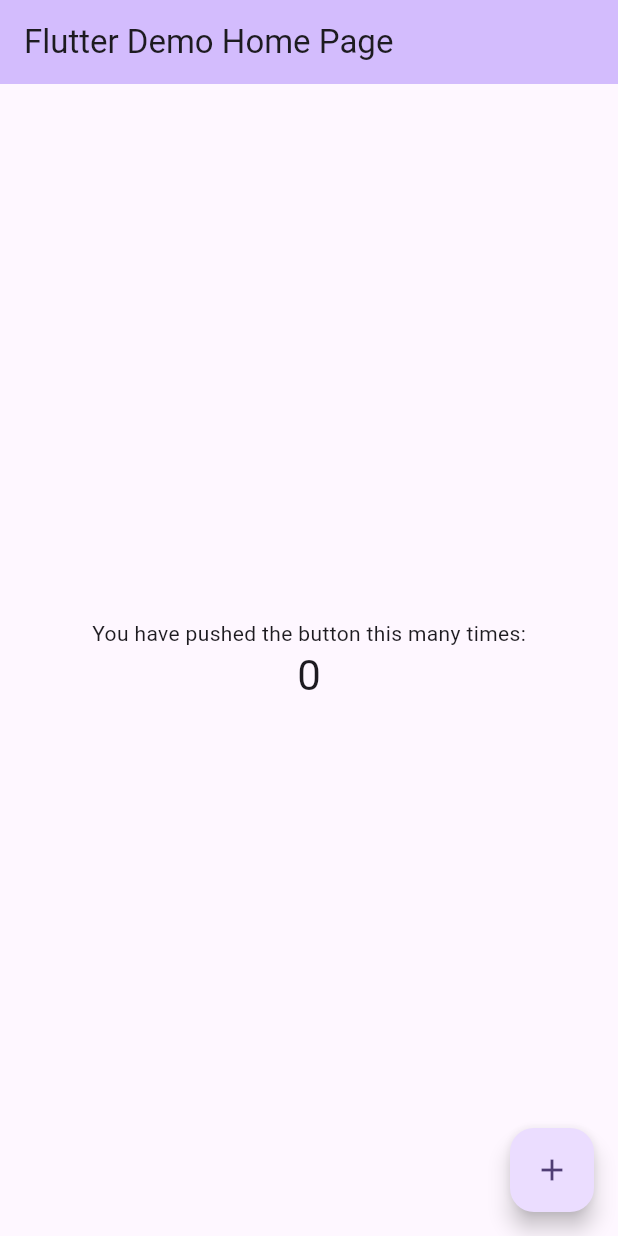
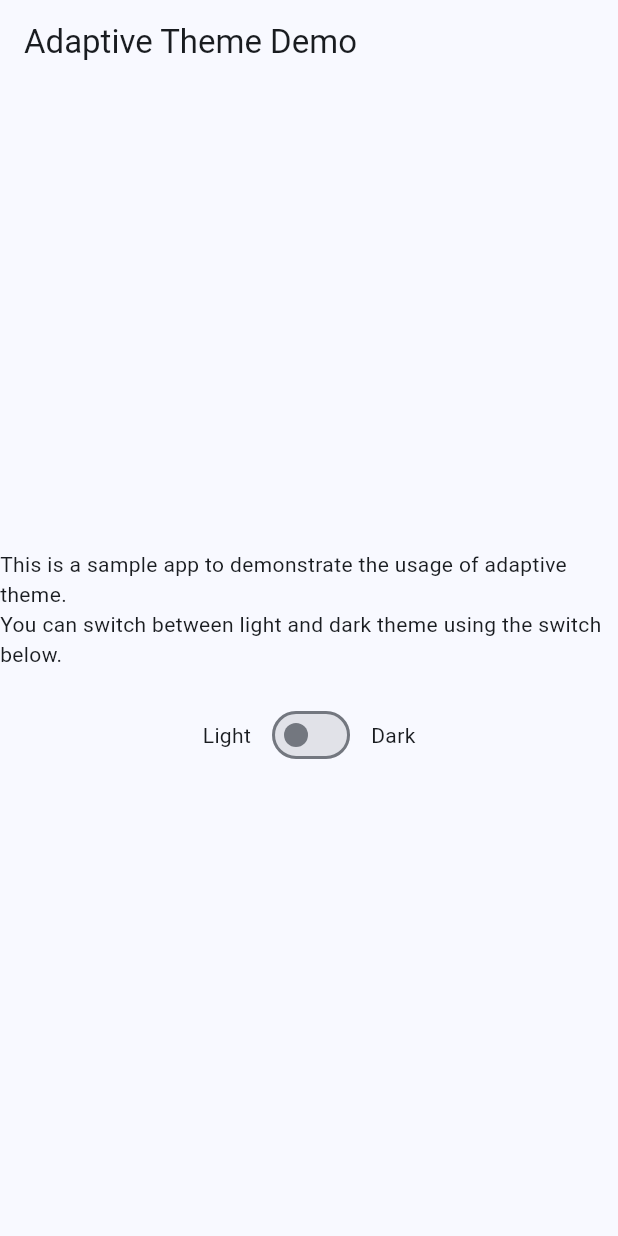
Before and after one commit to MyMirror224/furniture_app, a Flutter app: the screen it shows after launch, on a phone screen of 412 x 824 dp. Run offline on Flutter 3.47's test engine with Material 3 defaults, Android fonts, the light colour scheme and no system bars; our stand-ins replace adaptive_theme, firebase_core; accounts and stored records are empty.

Commit message:
set-fb-gg

```diff
--- a/lib/main.dart
+++ b/lib/main.dart
@@ -1,125 +1,91 @@
+import 'package:adaptive_theme/adaptive_theme.dart';
 import 'package:flutter/material.dart';
 
-void main() {
-  runApp(const MyApp());
+import 'firebase_options.dart';
+import 'package:firebase_core/firebase_core.dart';
+
+void main() async {
+  WidgetsFlutterBinding.ensureInitialized();
+  await Firebase.initializeApp(
+    options: DefaultFirebaseOptions.currentPlatform,
+  );
+
+  final savedThemeMode = await AdaptiveTheme.getThemeMode();
+  runApp(MyApp(savedThemeMode: savedThemeMode));
 }
 
 class MyApp extends StatelessWidget {
-  const MyApp({super.key});
+  final AdaptiveThemeMode? savedThemeMode;
 
-  // This widget is the root of your application.
+  const MyApp({super.key, this.savedThemeMode});
+
   @override
   Widget build(BuildContext context) {
-    return MaterialApp(
-      title: 'Flutter Demo',
-      theme: ThemeData(
-        // This is the theme of your application.
-        //
-        // TRY THIS: Try running your application with "flutter run". You'll see
-        // the application has a blue toolbar. Then, without quitting the app,
-        // try changing the seedColor in the colorScheme below to Colors.green
-        // and then invoke "hot reload" (save your changes or press the "hot
-        // reload" button in a Flutter-supported IDE, or press "r" if you used
-        // the command line to start the app).
-        //
-        // Notice that the counter didn't reset back to zero; the application
-        // state is not lost during the reload. To reset the state, use hot
-        // restart instead.
-        //
-        // This works for code too, not just values: Most code changes can be
-        // tested with just a hot reload.
-        colorScheme: ColorScheme.fromSeed(seedColor: Colors.deepPurple),
+    return AdaptiveTheme(
+      light: ThemeData(
         useMaterial3: true,
+        brightness: Brightness.light,
+        colorSchemeSeed: Colors.blue,
       ),
-      home: const MyHomePage(title: 'Flutter Demo Home Page'),
+      dark: ThemeData(
+        useMaterial3: true,
+        brightness: Brightness.dark,
+        colorSchemeSeed: Colors.blue,
+      ),
+      initial: savedThemeMode ?? AdaptiveThemeMode.light,
+      builder: (theme, darkTheme) => MaterialApp(
+        debugShowCheckedModeBanner: false,
+        title: 'Adaptive Theme Demo',
+        theme: theme,
+        darkTheme: darkTheme,
+        home: const MyHomePage(),
+      ),
     );
   }
 }
 
-class MyHomePage extends StatefulWidget {
-  const MyHomePage({super.key, required this.title});
-
-  // This widget is the home page of your application. It is stateful, meaning
-  // that it has a State object (defined below) that contains fields that affect
-  // how it looks.
-
-  // This class is the configuration for the state. It holds the values (in this
-  // case the title) provided by the parent (in this case the App widget) and
-  // used by the build method of the State. Fields in a Widget subclass are
-  // always marked "final".
-
-  final String title;
-
-  @override
-  State<MyHomePage> createState() => _MyHomePageState();
-}
-
-class _MyHomePageState extends State<MyHomePage> {
-  int _counter = 0;
-
-  void _incrementCounter() {
-    setState(() {
-      // This call to setState tells the Flutter framework that something has
-      // changed in this State, which causes it to rerun the build method below
-      // so that the display can reflect the updated values. If we changed
-      // _counter without calling setState(), then the build method would not be
-      // called again, and so nothing would appear to happen.
-      _counter++;
-    });
-  }
+class MyHomePage extends StatelessWidget {
+  const MyHomePage({super.key});
 
   @override
   Widget build(BuildContext context) {
-    // This method is rerun every time setState is called, for instance as done
-    // by the _incrementCounter method above.
-    //
-    // The Flutter framework has been optimized to make rerunning build methods
-    // fast, so that you can just rebuild anything that needs updating rather
-    // than having to individually change instances of widgets.
     return Scaffold(
       appBar: AppBar(
-        // TRY THIS: Try changing the color here to a specific color (to
-        // Colors.amber, perhaps?) and trigger a hot reload to see the AppBar
-        // change color while the other colors stay the same.
-        backgroundColor: Theme.of(context).colorScheme.inversePrimary,
-        // Here we take the value from the MyHomePage object that was created by
-        // the App.build method, and use it to set our appbar title.
-        title: Text(widget.title),
+        title: const Text('Adaptive Theme Demo'),
       ),
       body: Center(
-        // Center is a layout widget. It takes a single child and positions it
-        // in the middle of the parent.
         child: Column(
-          // Column is also a layout widget. It takes a list of children and
-          // arranges them vertically. By default, it sizes itself to fit its
-          // children horizontally, and tries to be as tall as its parent.
-          //
-          // Column has various properties to control how it sizes itself and
-          // how it positions its children. Here we use mainAxisAlignment to
-          // center the children vertically; the main axis here is the vertical
-          // axis because Columns are vertical (the cross axis would be
-          // horizontal).
-          //
-          // TRY THIS: Invoke "debug painting" (choose the "Toggle Debug Paint"
-          // action in the IDE, or press "p" in the console), to see the
-          // wireframe for each widget.
           mainAxisAlignment: MainAxisAlignment.center,
           children: <Widget>[
             const Text(
-              'You have pushed the button this many times:',
+              'This is a sample app to demonstrate the usage of adaptive theme.',
             ),
-            Text(
-              '$_counter',
-              style: Theme.of(context).textTheme.headlineMedium,
+            const Text(
+              'You can switch between light and dark theme using the switch below.',
+            ),
+            const SizedBox(height: 20),
+            Row(
+              mainAxisSize: MainAxisSize.min,
+              children: [
+                const Text('Light'),
+                const SizedBox(width: 10),
+                Switch(
+                  value: AdaptiveTheme.of(context).mode.isDark,
+                  onChanged: (value) {
+                    if (value) {
+                      AdaptiveTheme.of(context).setDark();
+                    } else {
+                      AdaptiveTheme.of(context).setLight();
+                    }
+                  },
+                ),
+                const SizedBox(width: 10),
+                const Text('Dark'),
+              ],
             ),
           ],
         ),
       ),
-      floatingActionButton: FloatingActionButton(
-        onPressed: _incrementCounter,
-        tooltip: 'Increment',
-        child: const Icon(Icons.add),
-      ), // This trailing comma makes auto-formatting nicer for build methods.
     );
   }
 }
```
Also changed, not shown: pubspec.yaml (+12 -1 lines), pubspec.lock, 17 other files.
